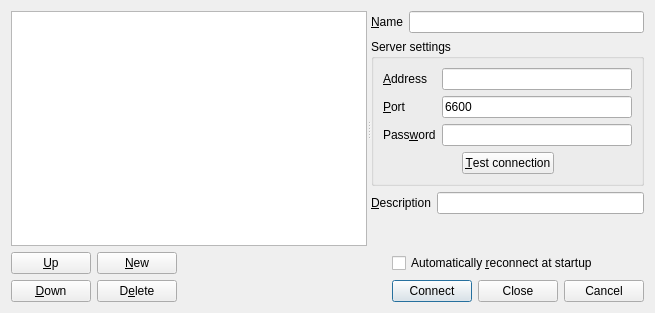
The window that src/ConnectionDialog.ui (soramimi/SkyMPC) describes before a commit, drawn with Qt 5.
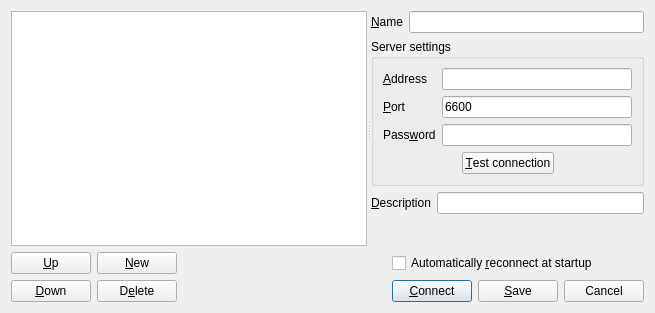
The same window after the commit.

Diff of the .ui file:
```diff
--- a/src/ConnectionDialog.ui
+++ b/src/ConnectionDialog.ui
@@ -272,7 +272,7 @@
      <item row="1" column="3">
       <widget class="QPushButton" name="pushButton_connect">
        <property name="text">
-        <string>Connect</string>
+        <string>&amp;Connect</string>
        </property>
        <property name="default">
         <bool>true</bool>
@@ -282,7 +282,7 @@
      <item row="1" column="4">
       <widget class="QPushButton" name="pushButton_save_and_close">
        <property name="text">
-        <string>Close</string>
+        <string>&amp;Save</string>
        </property>
       </widget>
      </item>
```
